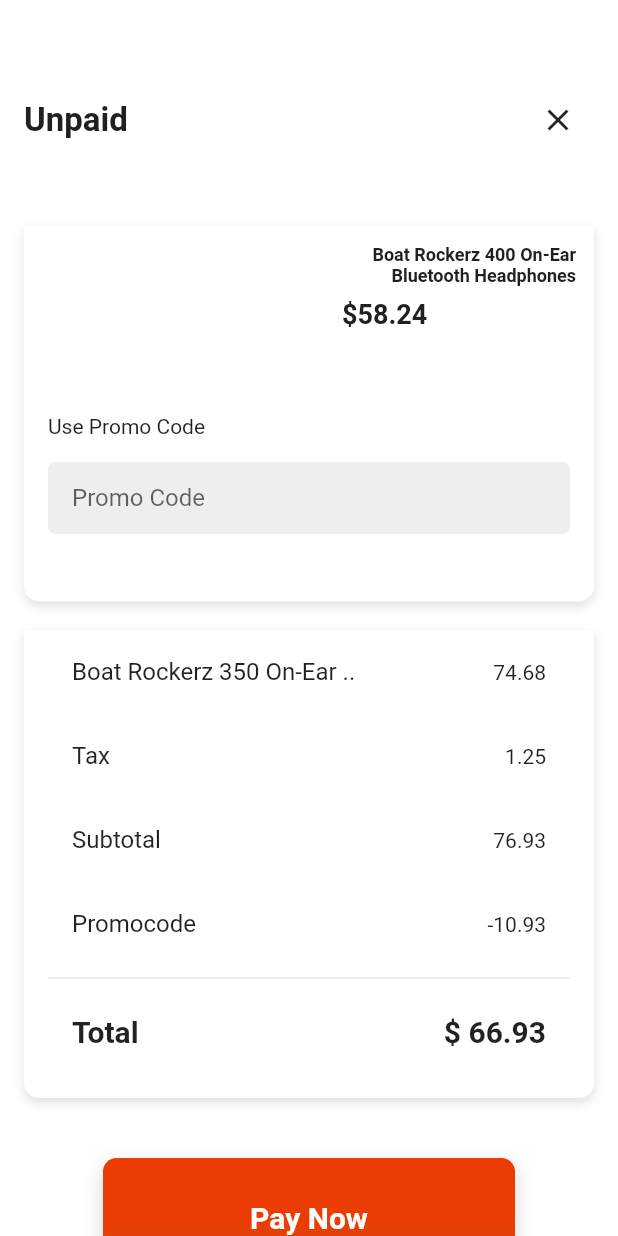
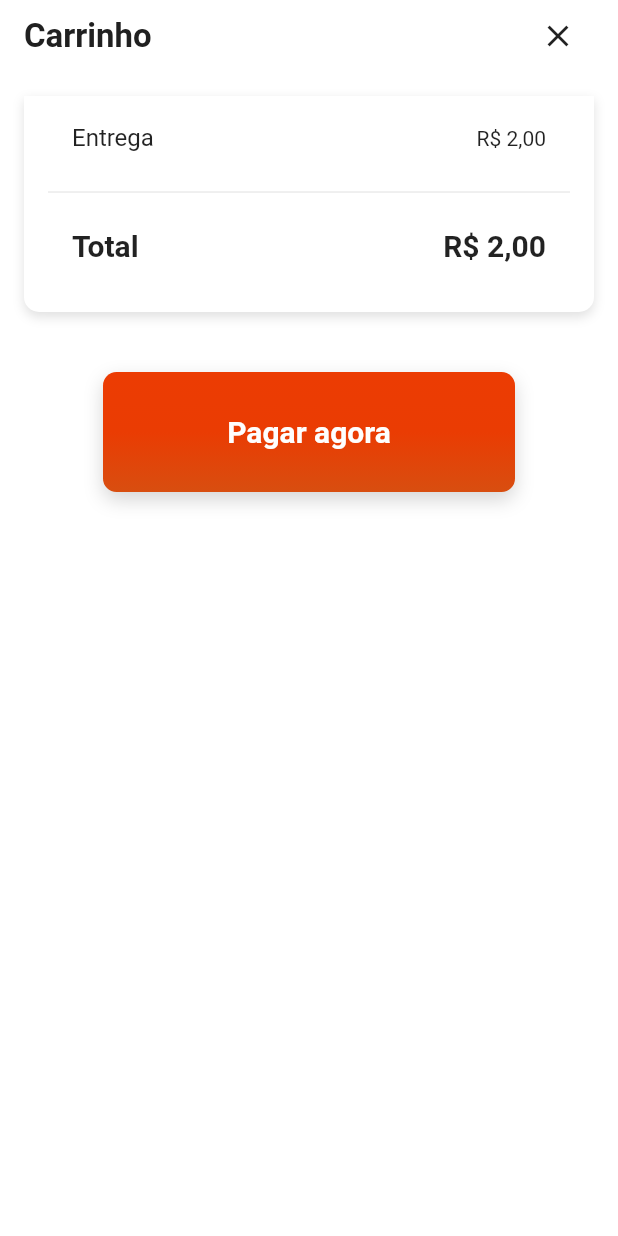
Before and after one commit to Caseirinho/caseirinho-app, a Flutter app: the CarrinhoScreen widget shown alone on an empty page, opened directly, on a phone screen of 412 x 824 dp. Run offline on Flutter 3.47's test engine with Material 2 defaults, Android fonts, the phone set to English and light mode, and no system bars; our stand-ins replace flutter_mobx, flutter_svg, font_awesome_flutter, get_it, google_maps_flutter, mobx; missing offline and left inert: flutter_open_whatsapp; generated files the repository leaves out were written again.

Commit message:
add mobX e carrinho de compras

```diff
--- a/lib/main.dart
+++ b/lib/main.dart
@@ -1,9 +1,12 @@
 import 'package:caseirinho_app/screens/home/home_navigator.dart';
-import 'package:caseirinho_app/screens/login/login.dart';
+import 'package:caseirinho_app/stores/carrinho.dart';
 import 'package:flutter/material.dart';
 import 'package:flutter/services.dart';
+import 'package:get_it/get_it.dart';
 
 void main() {
+  GetIt getIt = GetIt.I;
+  getIt.registerSingleton<Carrinho>(Carrinho());
   runApp(MyApp());
 }
 
--- a/lib/screens/casa.dart
+++ b/lib/screens/casa.dart
@@ -10,7 +10,7 @@ const brigadeiros = [
     "nome": "Brigadeiro belga",
     "pic": "assets/brigadeiros/belga.webp",
     "descricao": "O delicioso brigadeiro da vó com chocolate belga ao leite.",
-    "preco": 6,
+    "preco": 6.0,
   },
   {
     "nome": "Brigadeiro de ovomaltine",
@@ -48,7 +48,7 @@ const brigadeiros = [
     "pic": "assets/brigadeiros/mms.jpg",
     "descricao":
         "O incrível brigadeiro da vó recheado com os confeitos mais queridos do mundo.",
-    "preco": 6,
+    "preco": 6.0,
   },
 ];
 
--- a/lib/screens/checkout/carrinho.dart
+++ b/lib/screens/checkout/carrinho.dart
@@ -1,5 +1,8 @@
-import 'package:caseirinho_app/screens/checkout/promo_item.dart';
+import 'package:caseirinho_app/stores/carrinho.dart';
 import 'package:flutter/material.dart';
+import 'package:flutter_mobx/flutter_mobx.dart';
+import 'package:get_it/get_it.dart';
+import 'package:intl/intl.dart';
 
 const Color darkGrey = Color(0xff202020);
 
@@ -14,6 +17,9 @@ const List<BoxShadow> shadow = [
 ];
 
 class CarrinhoScreen extends StatelessWidget {
+  final carrinho = GetIt.I<Carrinho>();
+  final reaisFormat = new NumberFormat.currency(locale: "pt_BR", symbol: "R\$");
+
   @override
   Widget build(BuildContext context) {
     Widget payNow = InkWell(
@@ -33,7 +39,7 @@ class CarrinhoScreen extends StatelessWidget {
             ],
             borderRadius: BorderRadius.circular(9.0)),
         child: Center(
-          child: Text("Pay Now",
+          child: Text("Pagar agora",
               style: const TextStyle(
                   color: const Color(0xfffefefe),
                   fontWeight: FontWeight.w600,
@@ -53,8 +59,6 @@ class CarrinhoScreen extends StatelessWidget {
                       constraints: BoxConstraints(
                         minHeight: constraints.maxHeight,
                       ),
-                      child: Padding(
-                          padding: const EdgeInsets.only(top: kToolbarHeight),
                       child: Column(children: <Widget>[
                         Padding(
                           padding: EdgeInsets.symmetric(horizontal: 16.0),
@@ -62,7 +66,7 @@ class CarrinhoScreen extends StatelessWidget {
                             mainAxisAlignment: MainAxisAlignment.spaceBetween,
                             children: <Widget>[
                               Text(
-                                    'Unpaid',
+                                'Carrinho',
                                 style: TextStyle(
                                   color: darkGrey,
                                   fontSize: 22,
@@ -73,50 +77,51 @@ class CarrinhoScreen extends StatelessWidget {
                             ],
                           ),
                         ),
-                            PromoItem(),
                         Container(
                           margin: const EdgeInsets.all(16.0),
-                              padding: const EdgeInsets.fromLTRB(16.0, 0, 16.0, 16.0),
+                          padding:
+                              const EdgeInsets.fromLTRB(16.0, 0, 16.0, 16.0),
                           decoration: BoxDecoration(
                               color: Colors.white,
                               boxShadow: shadow,
                               borderRadius: BorderRadius.only(
                                   bottomLeft: Radius.circular(10),
                                   bottomRight: Radius.circular(10))),
-                              child: Column(
+                          child: Observer(builder: (context) {
+                            return Column(
                               mainAxisSize: MainAxisSize.min,
                               children: <Widget>[
-                                  ListTile(
-                                    title: Text('Boat Rockerz 350 On-Ear ..'),
-                                    trailing: Text('74.68'),
+                                Column(
+                                  children: carrinho.itens
+                                      .map((item) => ListTile(
+                                            title:
+                                                Text('${item.quantidade} ☓ ${item.nome}'),
+                                            trailing: Text(reaisFormat.format(item.valor)),
+                                          ))
+                                      .toList(),
                                 ),
                                 ListTile(
-                                    title: Text('Tax'),
-                                    trailing: Text('1.25'),
-                                  ),
-                                  ListTile(
-                                    title: Text('Subtotal'),
-                                    trailing: Text('76.93'),
-                                  ),
-                                  ListTile(
-                                    title: Text('Promocode'),
-                                    trailing: Text('-10.93'),
+                                  title: Text('Entrega'),
+                                  trailing: Text(reaisFormat.format(carrinho.entrega)),
                                 ),
                                 Divider(),
                                 ListTile(
-                                    title: Text('Total',style:
-                                    TextStyle(
+                                  title: Text(
+                                    'Total',
+                                    style: TextStyle(
                                         fontSize: 20,
-                                        fontWeight: FontWeight.bold
-                                    ),),
-                                    trailing: Text('\$ 66.93',style:
-                                    TextStyle(
+                                        fontWeight: FontWeight.bold),
+                                  ),
+                                  trailing: Text(
+                                    reaisFormat.format(carrinho.valorTotal),
+                                    style: TextStyle(
                                         fontSize: 20,
-                                        fontWeight: FontWeight.bold
-                                    ),),
+                                        fontWeight: FontWeight.bold),
+                                  ),
                                 )
                               ],
-                              ),
+                            );
+                          }),
                         ),
                         SizedBox(
                           height: 24,
@@ -125,7 +130,7 @@ class CarrinhoScreen extends StatelessWidget {
                           padding: const EdgeInsets.only(bottom: 20),
                           child: payNow,
                         )
-                          ]))))),
+                      ])))),
         ));
   }
 }
--- a/lib/screens/checkout/promo_item.dart
+++ /dev/null
@@ -1,147 +0,0 @@
-import 'package:flutter/material.dart';
-
-
-const Color darkGrey = Color(0xff202020);
-
-const LinearGradient mainButton = LinearGradient(colors: [
-  Color.fromRGBO(236, 60, 3, 1),
-  Color.fromRGBO(234, 60, 3, 1),
-  Color.fromRGBO(216, 78, 16, 1),
-], begin: FractionalOffset.topCenter, end: FractionalOffset.bottomCenter);
-
-const List<BoxShadow> shadow = [
-  BoxShadow(color: Colors.black12, offset: Offset(0, 3), blurRadius: 6)
-];
-
-class PromoItem extends StatelessWidget {
-  @override
-  Widget build(BuildContext context) {
-    return Container(
-      margin: EdgeInsets.only(top: 20),
-      height:280,
-      child: Stack(
-        children: <Widget>[
-          Align(
-            alignment: Alignment(0, 0.8),
-            child: Container(
-                height: 250,
-                margin: EdgeInsets.symmetric(horizontal: 16.0),
-                decoration: BoxDecoration(
-                    color: Colors.white,
-                    boxShadow: shadow,
-                    borderRadius: BorderRadius.only(
-                        bottomLeft: Radius.circular(10),
-                        bottomRight: Radius.circular(10))),
-                child: Column(
-                  children: <Widget>[
-                    Row(
-                        mainAxisAlignment: MainAxisAlignment.end,
-                        crossAxisAlignment: CrossAxisAlignment.start,
-                        children: <Widget>[
-                          Container(
-                            padding: EdgeInsets.only(top: 12.0, right: 12.0),
-                            width: 200,
-                            child: Column(
-                              crossAxisAlignment: CrossAxisAlignment.start,
-                              children: <Widget>[
-                                Text(
-                                  'Boat Rockerz 400 On-Ear Bluetooth Headphones',
-                                  textAlign: TextAlign.right,
-                                  style: TextStyle(
-                                    fontWeight: FontWeight.bold,
-                                    fontSize: 12,
-                                    color: darkGrey,
-                                  ),
-                                ),
-                                Padding(
-                                  padding: const EdgeInsets.only(
-                                      left: 32.0, top: 8.0, bottom: 8.0),
-                                  child: Row(
-                                    mainAxisAlignment:
-                                    MainAxisAlignment.spaceBetween,
-                                    children: <Widget>[
-                                      // ColorOption(Colors.red),
-                                      Text(
-                                        '\$58.24',
-                                        textAlign: TextAlign.center,
-                                        style: TextStyle(
-                                            color: darkGrey,
-                                            fontWeight: FontWeight.bold,
-                                            fontSize: 18.0),
-                                      )
-                                    ],
-                                  ),
-                                )
-                              ],
-                            ),
-                          ),
-//TODO: Work on scroll quantity
-//                            CustomPaint(
-//                              painter: Scroll(),
-//                              child: Container(
-//                                width: 70,
-//                                height: 100,
-//                                padding: EdgeInsets.only(top: 20),
-//                                child: Center(
-//                                  child: ListWheelScrollView.useDelegate(
-////                                  magnification: 1.1,
-////                                  squeeze: 1,
-////                                  perspective: 0.01,
-////                                  useMagnifier: true,
-//                                    itemExtent: 40,
-//                                    squeeze: 1.5,
-//                                    onSelectedItemChanged: (i) {
-//                                      print(i);
-//                                    },
-//                                    physics: BouncingScrollPhysics(),
-//                                    childDelegate: ListWheelChildListDelegate(
-//                                        children: [0, 1, 2, 3, 4, 5, 6, 7]
-//                                            .map((i) => Text(
-//                                                  '$i',
-//                                                  style:
-//                                                      TextStyle(fontSize: 12,fontWeight: FontWeight.bold),
-//                                                ))
-//                                            .toList()),
-//                                  ),
-//                                ),
-//                              ),
-//                            )
-                        ]),
-                    Container(
-                      padding: EdgeInsets.only(left: 16.0,right: 16.0,top: 32.0,bottom: 16.0),
-                      child: Column(
-                        crossAxisAlignment: CrossAxisAlignment.start,
-                        children: <Widget>[
-                          Padding(
-                            padding: EdgeInsets.symmetric(vertical: 16.0),
-                            child: Text('Use Promo Code'),
-                          ),
-                          Container(
-                            padding: EdgeInsets.only(left: 16.0),
-                            decoration: BoxDecoration(
-                              borderRadius:
-                              BorderRadius.all(Radius.circular(5)),
-                              color: Colors.grey[200],
-                            ),
-                            child: TextField(
-                              decoration: InputDecoration(
-                                  border: InputBorder.none,
-                                  hintText: 'Promo Code'),
-                            ),
-                          ),
-                        ],
-                      ),
-                    ),
-                  ],
-                )),
-          ),
-          // Positioned(top: 5, child: ShopProductDisplay(Product(
-          //     'assets/headphones.png',
-          //     'Boat roackerz 400 On-Ear Bluetooth Headphones',
-          //     'description',
-          //     45.3))),
-        ],
-      ),
-    );
-  }
-}
--- a/lib/screens/produto.dart
+++ b/lib/screens/produto.dart
@@ -2,8 +2,10 @@ import 'package:caseirinho_app/components/my_flat_button.dart';
 import 'package:caseirinho_app/components/my_text_field.dart';
 import 'package:caseirinho_app/components/number_inc_dec.dart';
 import 'package:caseirinho_app/screens/checkout/carrinho.dart';
+import 'package:caseirinho_app/stores/carrinho.dart';
 import 'package:flutter/material.dart';
 import 'package:flutter/services.dart';
+import 'package:get_it/get_it.dart';
 import 'package:intl/intl.dart';
 
 class ProdutoScreen extends StatefulWidget {
@@ -16,6 +18,8 @@ class ProdutoScreen extends StatefulWidget {
 }
 
 class _ProdutoScreenState extends State<ProdutoScreen> {
+  final carrinho = GetIt.I<Carrinho>();
+
   int quantidade = 1;
   final reaisFormat = new NumberFormat.currency(locale: "pt_BR", symbol: "R\$");
 
@@ -78,7 +82,7 @@ class _ProdutoScreenState extends State<ProdutoScreen> {
                       Expanded(
                         child: MyFlatButton(
                           label: "Adicionar",
-                          onPressed: () => null,
+                          onPressed: () => addCarrinho(context),
                         ),
                       )
                     ],
@@ -92,7 +96,7 @@ class _ProdutoScreenState extends State<ProdutoScreen> {
     );
   }
 
-  openCarrinho(context) {
+  addCarrinho(context) {
     var openFromBottom = (context, animation, secondaryAnimation, child) {
       var begin = Offset(0.0, 1.0);
       var end = Offset.zero;
@@ -106,7 +110,15 @@ class _ProdutoScreenState extends State<ProdutoScreen> {
       );
     };
 
-    Navigator.push(
+    carrinho.addItem(
+      this.widget.item["nome"],
+      this.widget.item["descricao"],
+      this.widget.item["pic"],
+      this.widget.item["preco"],
+      quantidade,
+    );
+
+    Navigator.pushReplacement(
       context,
       PageRouteBuilder(
         pageBuilder: (_, __, ___) => CarrinhoScreen(),
--- /dev/null
+++ b/lib/stores/carrinho.dart
@@ -0,0 +1,26 @@
+import 'package:caseirinho_app/stores/item_carrinho.dart';
+import 'package:mobx/mobx.dart';
+
+// Include generated file
+part 'carrinho.g.dart';
+
+// This is the class used by rest of your codebase
+class Carrinho = _Carrinho with _$Carrinho;
+
+// The store-class
+abstract class _Carrinho with Store {
+  @observable
+  ObservableList<ItemCarrinho> itens = ObservableList<ItemCarrinho>();
+
+  @observable
+  double entrega = 2.0;
+
+  @action
+  void addItem(nome, descricao, pic, double valorIndividual, int quantidade) {
+    itens.add(ItemCarrinho(nome, descricao, pic, valorIndividual, quantidade));
+  }
+
+  @computed
+  double get valorTotal => itens.fold(
+      0.0, (previousValue, element) => previousValue + element.valor) + entrega;
+}
--- /dev/null
+++ b/lib/stores/item_carrinho.dart
@@ -0,0 +1,28 @@
+import 'package:mobx/mobx.dart';
+
+part 'item_carrinho.g.dart';
+
+class ItemCarrinho = _ItemCarrinho with _$ItemCarrinho;
+
+abstract class _ItemCarrinho with Store {
+  _ItemCarrinho(this.nome, this.descricao, this.pic, this.valorIndividual,
+      this.quantidade);
+
+  @observable
+  String nome = '';
+
+  @observable
+  String descricao = '';
+
+  @observable
+  String pic = '';
+
+  @observable
+  double valorIndividual = 0;
+
+  @observable
+  int quantidade = 0;
+
+  @computed
+  double get valor => this.quantidade * this.valorIndividual;
+}
--- a/pubspec.yaml
+++ b/pubspec.yaml
@@ -29,6 +29,9 @@ dependencies:
   font_awesome_flutter: ^8.10.0
   flutter_open_whatsapp: ^0.1.2
   intl: ^0.16.1
+  mobx: ^1.2.1+4
+  flutter_mobx: ^1.1.0+2
+  get_it: ^4.0.1
 
   # The following adds the Cupertino Icons font to your application.
   # Use with the CupertinoIcons class for iOS style icons.
@@ -37,6 +40,9 @@ dependencies:
 dev_dependencies:
   flutter_test:
     sdk: flutter
+  build_runner: ^1.10.6
+  mobx_codegen: ^1.1.2
+
 
 # For information on the generic Dart part of this file, see the
 # following page: https://dart.dev/tools/pub/pubspec
```
Also changed, not shown: lib/stores/carrinho.g.dart (added), lib/stores/item_carrinho.g.dart (added), pubspec.lock. Lines whose indentation alone changed are shown as unchanged.
